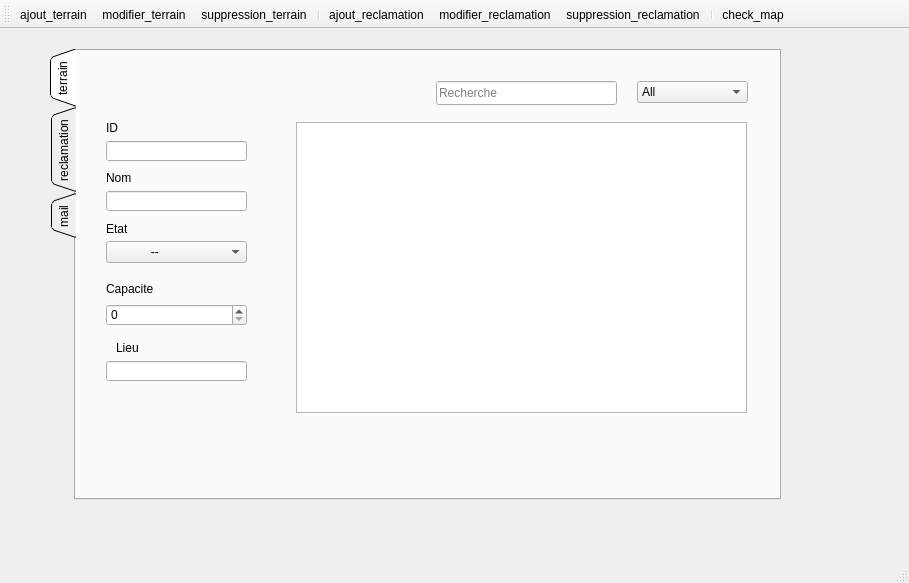
Above: mahdi_jaoua/gestion_mahdi.ui from hintoman/olympic_games_2A24 before the change. Below: the same form after it.
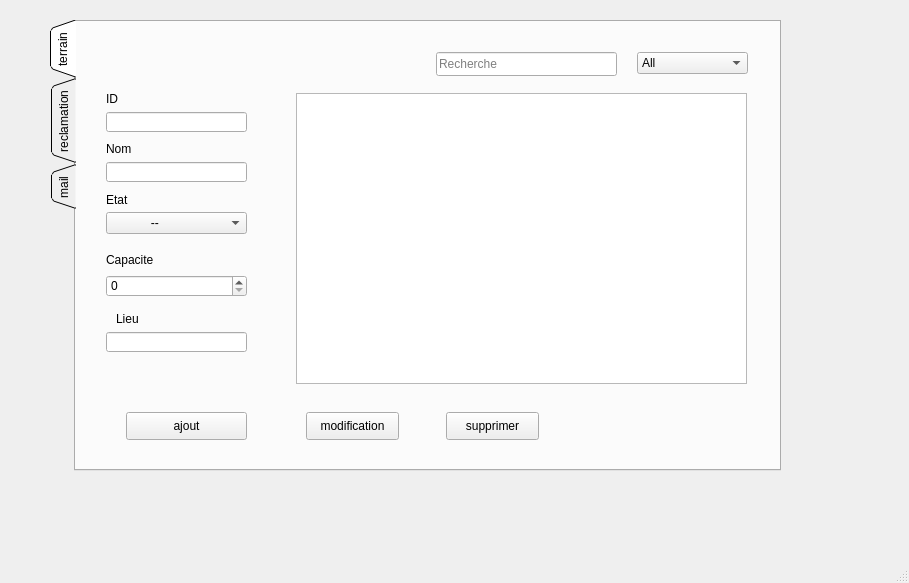
That is the form after the change. The open tabs and pages were chosen to show the change.

Patch:
```diff
--- a/mahdi_jaoua/gestion_mahdi.ui
+++ b/mahdi_jaoua/gestion_mahdi.ui
@@ -257,6 +257,45 @@
        </rect>
       </property>
      </widget>
+     <widget class="QPushButton" name="ajou_t">
+      <property name="geometry">
+       <rect>
+        <x>50</x>
+        <y>390</y>
+        <width>121</width>
+        <height>28</height>
+       </rect>
+      </property>
+      <property name="text">
+       <string>ajout</string>
+      </property>
+     </widget>
+     <widget class="QPushButton" name="modification_t">
+      <property name="geometry">
+       <rect>
+        <x>230</x>
+        <y>390</y>
+        <width>93</width>
+        <height>28</height>
+       </rect>
+      </property>
+      <property name="text">
+       <string>modification</string>
+      </property>
+     </widget>
+     <widget class="QPushButton" name="suppression_t">
+      <property name="geometry">
+       <rect>
+        <x>370</x>
+        <y>390</y>
+        <width>93</width>
+        <height>28</height>
+       </rect>
+      </property>
+      <property name="text">
+       <string>supprimer</string>
+      </property>
+     </widget>
     </widget>
     <widget class="QWidget" name="tab_3">
      <attribute name="title">
@@ -550,26 +589,6 @@
    </property>
   </widget>
   <widget class="QStatusBar" name="statusbar"/>
-  <widget class="QToolBar" name="toolBar">
-   <property name="windowTitle">
-    <string>toolBar</string>
-   </property>
-   <attribute name="toolBarArea">
-    <enum>TopToolBarArea</enum>
-   </attribute>
-   <attribute name="toolBarBreak">
-    <bool>false</bool>
-   </attribute>
-   <addaction name="actionajout_terrain"/>
-   <addaction name="actionmodifier_terrain"/>
-   <addaction name="actionsuppression_terrain"/>
-   <addaction name="separator"/>
-   <addaction name="actionajout_reclamation"/>
-   <addaction name="actionmodifier_reclamation"/>
-   <addaction name="actionsuppression_reclamation"/>
-   <addaction name="separator"/>
-   <addaction name="actioncheck_map"/>
-  </widget>
   <action name="actionajout_terrain">
    <property name="text">
     <string>ajout_terrain</string>
```
Left out of the diff: 39 changed lines with no effect on the pictures.
